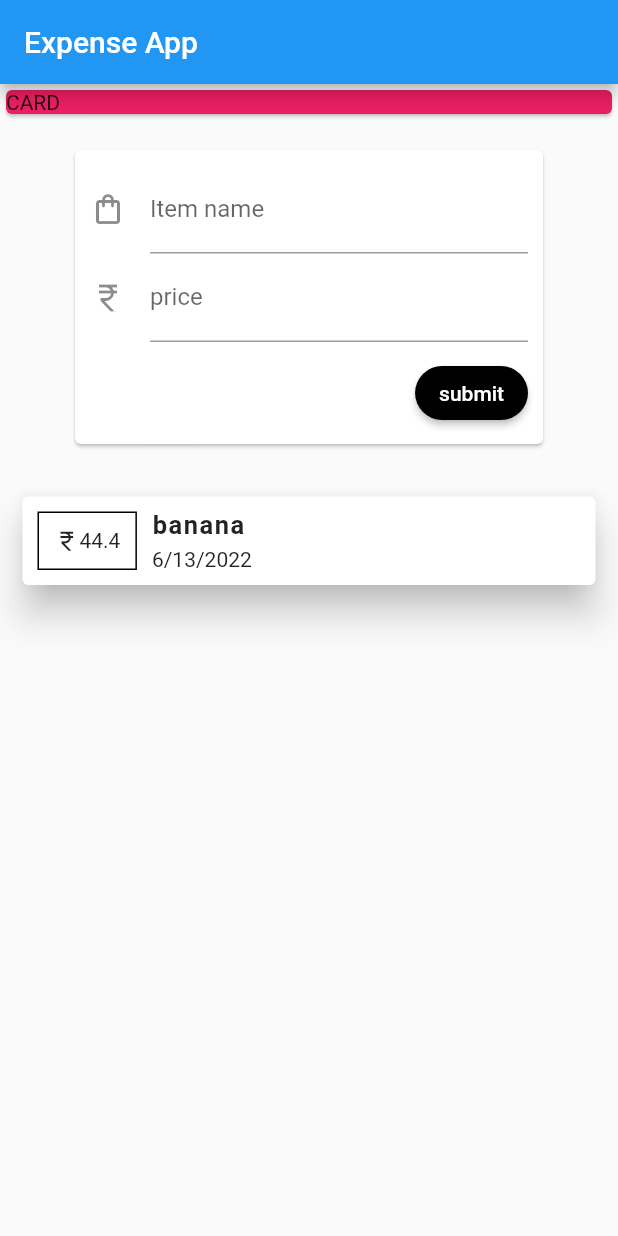
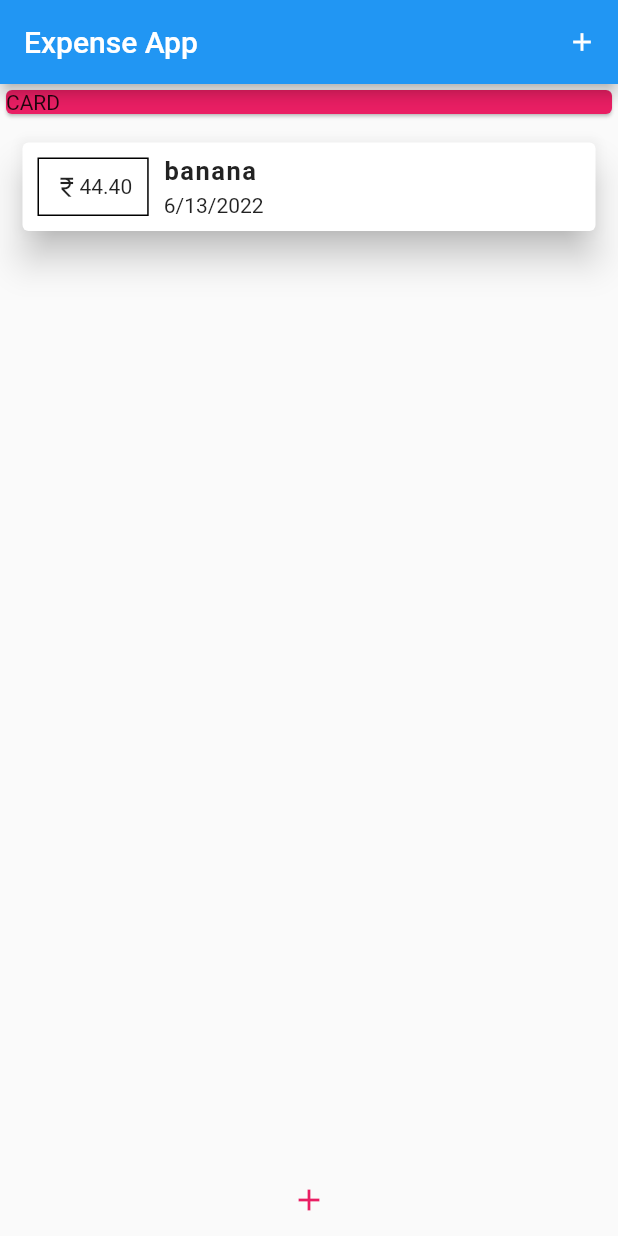
Before and after one commit to Rhriti/ExpenseApp, a Flutter app: the screen it shows after launch, on a phone screen of 412 x 824 dp. Run offline on Flutter 3.47's test engine with Material 2 defaults, Android fonts, the phone set to English and light mode, and no system bars.

Commit message:
popup window

```diff
--- a/lib/main.dart
+++ b/lib/main.dart
@@ -1,19 +1,61 @@
 import 'package:flutter/material.dart';
-import '../widget/mainwidegt.dart';
+import 'widget/userinput.dart';
+import 'model/transaction.dart';
+import 'widget/SLW.dart';
 
-void main() => runApp(Expenseapp());
+void main() => runApp(MYapp());
 
-class Expenseapp extends StatelessWidget {
+class MYapp extends StatelessWidget {
+  @override
+  Widget build(BuildContext context) {
+    return MaterialApp(home: Expenseapp(),title: 'ExpenseApp',);
+  }
+}
+
+class Expenseapp extends StatefulWidget {
+  @override
+  State<Expenseapp> createState() => _ExpenseappState();
+}
+
+class _ExpenseappState extends State<Expenseapp> {
+  List<Transaction> translist = [
+    Transaction(item: 'banana', date: DateTime.now(), amount: 44.4),
+  ];
+
+  void func(String saman, double daam) {
+    setState(() {
+      translist
+          .add(Transaction(item: saman, amount: daam, date: DateTime.now()));
+    });
+  }
+
+  void bottomsheet(BuildContext ctx) {
+    showModalBottomSheet(
+        context: ctx,
+        builder: (_) {
+          return Userinput(func);
+        });
+  }
+
   @override
   Widget build(BuildContext context) {
     return MaterialApp(
         title: 'ExpenseApp',
         home: Scaffold(
           appBar: AppBar(
+            actions: [
+              IconButton(
+                  onPressed: () => bottomsheet(context),
+                  icon: Icon(
+                    Icons.add,
+                    size: 20,
+                  ))
+            ],
             title: Text('Expense App'),
           ),
-        body: Container(height: 600,
-          child: ListView(
+          body: Container(
+            height: 500,
+            child: Column(
               children: [
                 Card(
                   child: Container(
@@ -22,11 +64,18 @@ class Expenseapp extends StatelessWidget {
                   ),
                   color: Colors.pink,
                 ),
-              Mainwidget()
-            ],
+
+              SLW(translist)],
             ),
           ),
+          floatingActionButtonLocation: FloatingActionButtonLocation.centerDocked,
+          floatingActionButton: IconButton(
+            onPressed: () => bottomsheet(context),
+            icon: Icon(Icons.add),
+            color: Colors.pink,
+            //highlightColor: Colors.amber,
           ),
+        )
         );
   }
 }
--- a/lib/widget/mainwidegt.dart
+++ /dev/null
@@ -1,28 +0,0 @@
-import 'package:flutter/material.dart';
-import 'package:personal_app/model/transaction.dart';
-import 'package:personal_app/widget/userinput.dart';
-import 'slw.dart';
-
-class Mainwidget extends StatefulWidget {
-  State<Mainwidget> createState() => _MainwidgetState();
-}
-
-class _MainwidgetState extends State<Mainwidget> {
-  List<Transaction> translist = [
-    Transaction(item: 'banana', date: DateTime.now(), amount: 44.4),
-  ];
-
-  void func(String saman, double daam) {
-    setState(() {
-      translist
-          .add(Transaction(item: saman, amount: daam, date: DateTime.now()));
-    });
-  }
-
-  @override
-  Widget build(BuildContext context) {
-    return Column(
-      children: [Userinput(func), SLW(translist)],
-    );
-  }
-}
--- a/lib/widget/slw.dart
+++ b/lib/widget/slw.dart
@@ -8,8 +8,7 @@ class SLW extends StatelessWidget {
 
   @override
   Widget build(BuildContext context) {
-    return Container(height: 300,
-
+    return Container(height: 478,
       child: ListView.builder(
         padding: EdgeInsets.all(5),
         itemCount: list.length,
@@ -26,7 +25,7 @@ class SLW extends StatelessWidget {
                       size: 17,
                     ),
                     Text(
-                      list[index].amount.toString(),
+                      list[index].amount.toStringAsFixed(2),
                     ),
                   ],
                 ),
--- a/lib/widget/userinput.dart
+++ b/lib/widget/userinput.dart
@@ -8,34 +8,53 @@ class Userinput extends StatefulWidget {
 }
 
 class _UserinputState extends State<Userinput> {
+  void trigger() {
+    if (itemcontroller.text.isEmpty || double.parse(pricecontroller.text) < 0) {
+      return;
+    }
+
+    print(itemcontroller.text);
+    print(pricecontroller.text);
+    widget.func(itemcontroller.text, double.parse(pricecontroller.text));
+  }
+
   final itemcontroller = TextEditingController();
   final pricecontroller = TextEditingController();
 
+
   @override
   Widget build(BuildContext context) {
-    return Card(margin: EdgeInsets.symmetric(horizontal: 50,vertical: 20),
-      child: Container(padding: EdgeInsets.all(10),
-        child: Column(crossAxisAlignment: CrossAxisAlignment.end,
+    return Card(
+      margin: EdgeInsets.symmetric(horizontal: 50, vertical: 20),
+      child: Container(
+        padding: EdgeInsets.all(10),
+        child: ListView(
+          //crossAxisAlignment: CrossAxisAlignment.end,
+
           children: [
             TextField(
-              decoration: InputDecoration(icon: Icon(Icons.shopping_bag_outlined),label: Text('Item name')),
-              controller: itemcontroller,
+              decoration: InputDecoration(
+                  icon: Icon(Icons.shopping_bag_outlined),
+                  label: Text('Item name')),
+              controller: itemcontroller,onSubmitted: (_)=>trigger(),
             ),
             TextField(
-              decoration: InputDecoration(labelText: 'price',icon: Icon(Icons.currency_rupee)),
-              controller: pricecontroller,keyboardType: TextInputType.number,
+              decoration: InputDecoration(
+                  labelText: 'price', icon: Icon(Icons.currency_rupee)),
+              controller: pricecontroller,
+              keyboardType: TextInputType.number,
+              onSubmitted: (_) => trigger(),
             ),
-            SizedBox(height: 10,),
+            SizedBox(
+              height: 10,
+            ),
             ElevatedButton(
-              style: ButtonStyle(
+                style: ButtonStyle(
                   backgroundColor: MaterialStateProperty.all(Colors.black),
-                  shape: MaterialStateProperty.all(RoundedRectangleBorder(borderRadius: BorderRadius.circular(20))),
-              ),
-                onPressed: () {
-                  print(itemcontroller);
-                  print(pricecontroller);
-                  widget.func(itemcontroller.text,double.parse(pricecontroller.text));
-                },
+                  shape: MaterialStateProperty.all(RoundedRectangleBorder(
+                      borderRadius: BorderRadius.circular(20))),
+                ),
+                onPressed: trigger,
                 child: Text('submit'))
           ],
         ),
```
Lines whose indentation alone changed are shown as unchanged.
